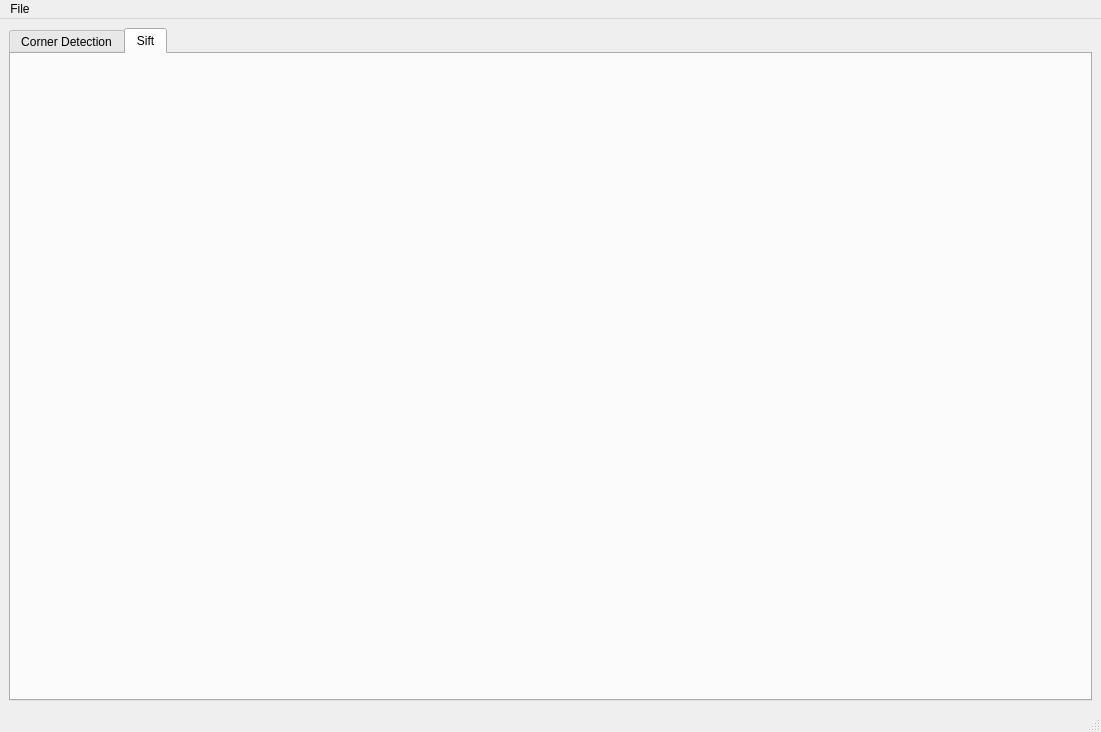
First picture: the form in APP-GUI/task3_ui.ui, repository Computer-Vision-Spring-2024/exVision-FeatureCraft, before the edit.
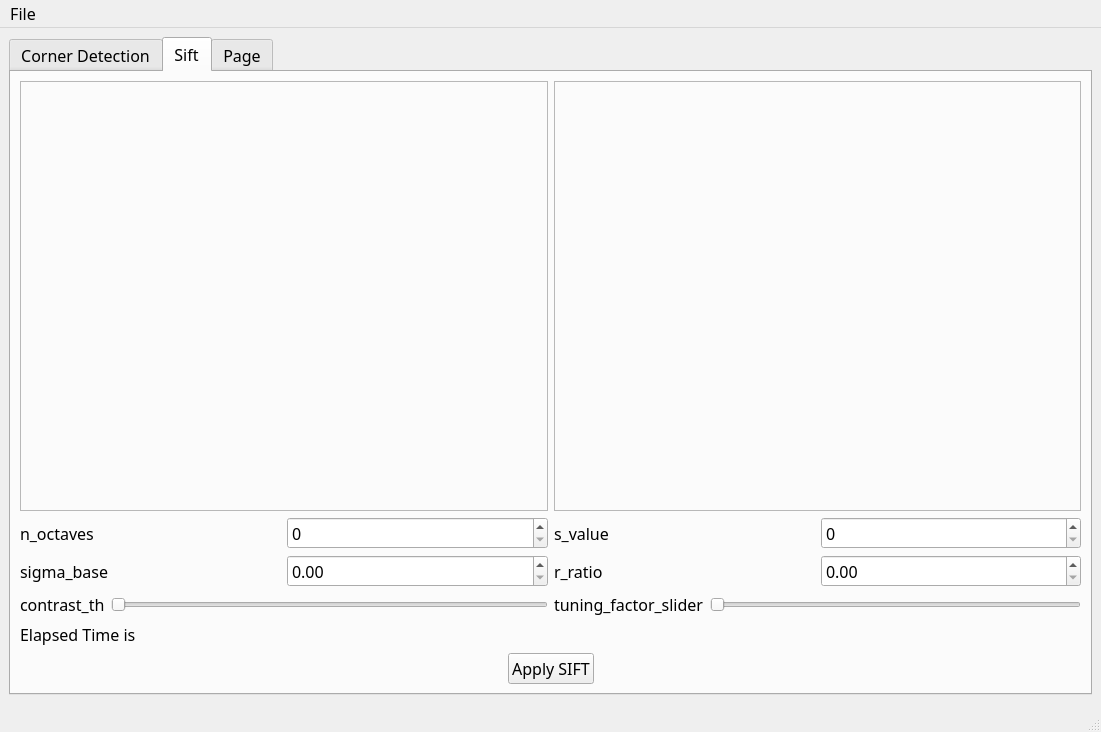
Second picture: the form after the edit. The open tabs and pages were chosen to show the change.

Commit message: Added SIFT, Edited structure and organization of backend

Patch:
```diff
--- a/APP-GUI/task3_ui.ui
+++ b/APP-GUI/task3_ui.ui
@@ -10,6 +10,12 @@
     <height>732</height>
    </rect>
   </property>
+  <property name="font">
+   <font>
+    <family>Montserrat</family>
+    <pointsize>12</pointsize>
+   </font>
+  </property>
   <property name="windowTitle">
    <string>MainWindow</string>
   </property>
@@ -114,6 +120,213 @@
        <attribute name="title">
         <string>Sift</string>
        </attribute>
+       <layout class="QVBoxLayout" name="verticalLayout_4">
+        <item>
+         <layout class="QHBoxLayout" name="horizontalLayout_12">
+          <item>
+           <widget class="QFrame" name="input_image_1_sift">
+            <property name="frameShape">
+             <enum>QFrame::StyledPanel</enum>
+            </property>
+            <property name="frameShadow">
+             <enum>QFrame::Raised</enum>
+            </property>
+           </widget>
+          </item>
+          <item>
+           <widget class="QFrame" name="input_image_2_sift">
+            <property name="frameShape">
+             <enum>QFrame::StyledPanel</enum>
+            </property>
+            <property name="frameShadow">
+             <enum>QFrame::Raised</enum>
+            </property>
+           </widget>
+          </item>
+         </layout>
+        </item>
+        <item>
+         <layout class="QVBoxLayout" name="verticalLayout_3">
+          <item>
+           <layout class="QHBoxLayout" name="horizontalLayout_10">
+            <item>
+             <layout class="QHBoxLayout" name="horizontalLayout_8">
+              <item>
+               <widget class="QLabel" name="n_octaves">
+                <property name="text">
+                 <string>n_octaves</string>
+                </property>
+               </widget>
+              </item>
+              <item>
+               <widget class="QSpinBox" name="n_octaves_spin_box"/>
+              </item>
+             </layout>
+            </item>
+            <item>
+             <layout class="QHBoxLayout" name="horizontalLayout_9">
+              <item>
+               <widget class="QLabel" name="s_value">
+                <property name="text">
+                 <string>s_value</string>
+                </property>
+               </widget>
+              </item>
+              <item>
+               <widget class="QSpinBox" name="s_value_spin_box"/>
+              </item>
+             </layout>
+            </item>
+           </layout>
+          </item>
+          <item>
+           <layout class="QHBoxLayout" name="horizontalLayout_11">
+            <item>
+             <layout class="QHBoxLayout" name="horizontalLayout_7">
+              <item>
+               <widget class="QLabel" name="sigma_base">
+                <property name="text">
+                 <string>sigma_base</string>
+                </property>
+               </widget>
+              </item>
+              <item>
+               <widget class="QDoubleSpinBox" name="sigma_base_spin_box"/>
+              </item>
+             </layout>
+            </item>
+            <item>
+             <layout class="QHBoxLayout" name="horizontalLayout_6">
+              <item>
+               <widget class="QLabel" name="r_ratio">
+                <property name="text">
+                 <string>r_ratio</string>
+                </property>
+               </widget>
+              </item>
+              <item>
+               <widget class="QDoubleSpinBox" name="r_ratio_spin_box"/>
+              </item>
+             </layout>
+            </item>
+           </layout>
+          </item>
+          <item>
+           <layout class="QHBoxLayout" name="horizontalLayout_5">
+            <item>
+             <layout class="QHBoxLayout" name="horizontalLayout_4">
+              <item>
+               <widget class="QLabel" name="contrast_th">
+                <property name="text">
+                 <string>contrast_th</string>
+                </property>
+               </widget>
+              </item>
+              <item>
+               <widget class="QSlider" name="contrast_th_slider">
+                <property name="orientation">
+                 <enum>Qt::Horizontal</enum>
+                </property>
+               </widget>
+              </item>
+             </layout>
+            </item>
+            <item>
+             <layout class="QHBoxLayout" name="horizontalLayout_2">
+              <item>
+               <widget class="QLabel" name="tuning_factor">
+                <property name="text">
+                 <string>tuning_factor_slider</string>
+                </property>
+               </widget>
+              </item>
+              <item>
+               <widget class="QSlider" name="tuning_factor_slider">
+                <property name="orientation">
+                 <enum>Qt::Horizontal</enum>
+                </property>
+               </widget>
+              </item>
+             </layout>
+            </item>
+           </layout>
+          </item>
+         </layout>
+        </item>
+        <item>
+         <widget class="QLabel" name="label">
+          <property name="minimumSize">
+           <size>
+            <width>0</width>
+            <height>25</height>
+           </size>
+          </property>
+          <property name="maximumSize">
+           <size>
+            <width>16777215</width>
+            <height>25</height>
+           </size>
+          </property>
+          <property name="text">
+           <string>Elapsed Time is</string>
+          </property>
+         </widget>
+        </item>
+        <item>
+         <layout class="QHBoxLayout" name="horizontalLayout_13">
+          <item>
+           <spacer name="horizontalSpacer">
+            <property name="orientation">
+             <enum>Qt::Horizontal</enum>
+            </property>
+            <property name="sizeHint" stdset="0">
+             <size>
+              <width>40</width>
+              <height>20</height>
+             </size>
+            </property>
+           </spacer>
+          </item>
+          <item>
+           <widget class="QPushButton" name="pushButton">
+            <property name="text">
+             <string>Apply SIFT</string>
+            </property>
+           </widget>
+          </item>
+          <item>
+           <spacer name="horizontalSpacer_2">
+            <property name="orientation">
+             <enum>Qt::Horizontal</enum>
+            </property>
+            <property name="sizeHint" stdset="0">
+             <size>
+              <width>40</width>
+              <height>20</height>
+             </size>
+            </property>
+           </spacer>
+          </item>
+         </layout>
+        </item>
+       </layout>
+      </widget>
+      <widget class="QWidget" name="tab_3">
+       <attribute name="title">
+        <string>Page</string>
+       </attribute>
+       <layout class="QGridLayout" name="gridLayout">
+        <item row="0" column="0">
+         <widget class="QFrame" name="output_image_sift">
+          <property name="frameShape">
+           <enum>QFrame::StyledPanel</enum>
+          </property>
+          <property name="frameShadow">
+           <enum>QFrame::Raised</enum>
+          </property>
+         </widget>
+        </item>
+       </layout>
       </widget>
      </widget>
     </item>
@@ -125,7 +338,7 @@
      <x>0</x>
      <y>0</y>
      <width>1101</width>
-     <height>26</height>
+     <height>28</height>
     </rect>
    </property>
    <widget class="QMenu" name="menuFile">
```
Left out of the diff: 2 changed lines with no effect on the pictures. The commit also changes 3 other files.
